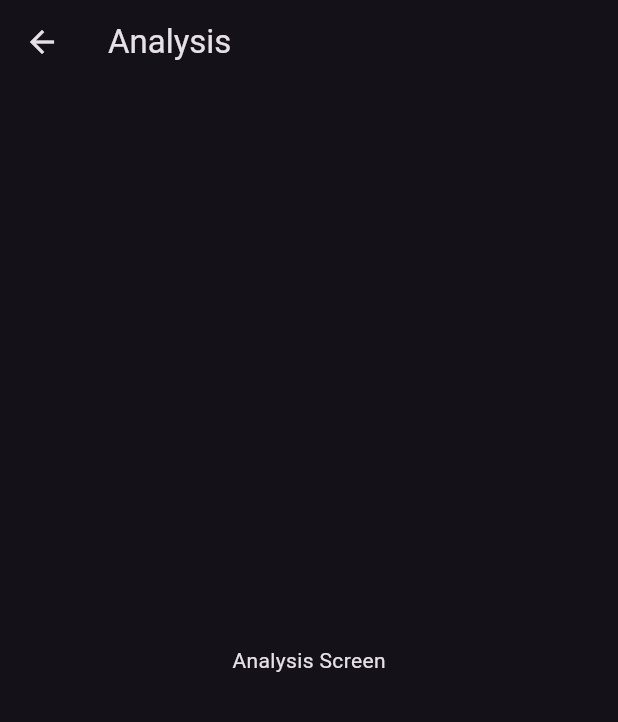
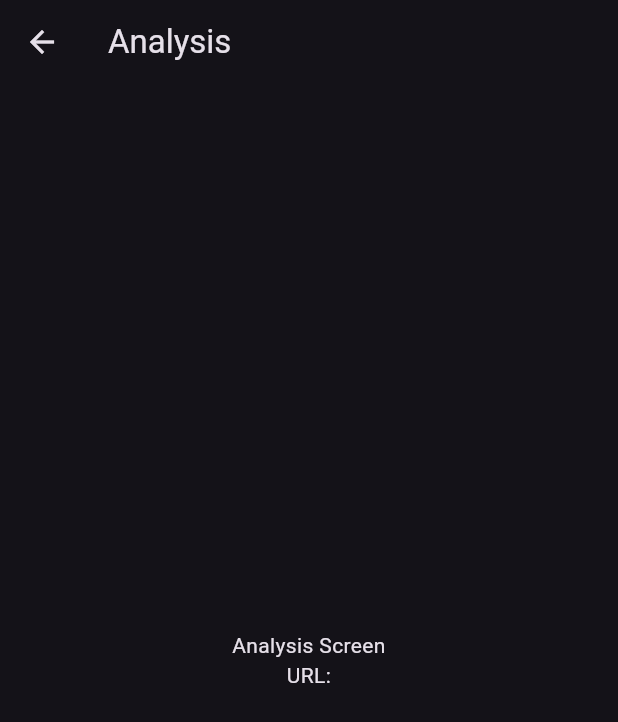
Before and after one commit to hars-21/ArkAI, a Flutter app: the AnalysisScreen screen opened by its route, on a phone screen of 412 x 824 dp. Shown: the top 722 px of the screen. Run offline on Flutter 3.47's test engine with Material 3 defaults, Android fonts, the phone set to English and light mode, and no system bars; our stand-ins replace go_router, webview_flutter.

Commit message:
feat: Implement navigation to the analysis screen, passing the current browser URL, and update the floating action button style.

```diff
--- a/lib/core/router/app_router.dart
+++ b/lib/core/router/app_router.dart
@@ -13,7 +13,10 @@ final GoRouter appRouter = GoRouter(
     ),
     GoRoute(
       path: '/analysis',
-      builder: (context, state) => const AnalysisScreen(),
+      builder: (context, state) {
+        final url = state.extra as String?;
+        return AnalysisScreen(url: url ?? '');
+      },
     ),
   ],
 );
--- a/lib/features/analysis/screens/analysis_screen.dart
+++ b/lib/features/analysis/screens/analysis_screen.dart
@@ -2,7 +2,9 @@ import 'package:flutter/material.dart';
 import 'package:go_router/go_router.dart';
 
 class AnalysisScreen extends StatelessWidget {
-  const AnalysisScreen({super.key});
+  final String url;
+
+  const AnalysisScreen({super.key, required this.url});
 
   @override
   Widget build(BuildContext context) {
@@ -14,7 +16,9 @@ class AnalysisScreen extends StatelessWidget {
           onPressed: () => context.go('/'),
         ),
       ),
-      body: const Center(child: Text('Analysis Screen')),
+      body: Center(
+        child: Text('Analysis Screen\nURL: $url', textAlign: TextAlign.center),
+      ),
     );
   }
 }
```
Also changed, not shown: lib/features/browser/screens/browser_screen.dart (+11 -7 lines).
